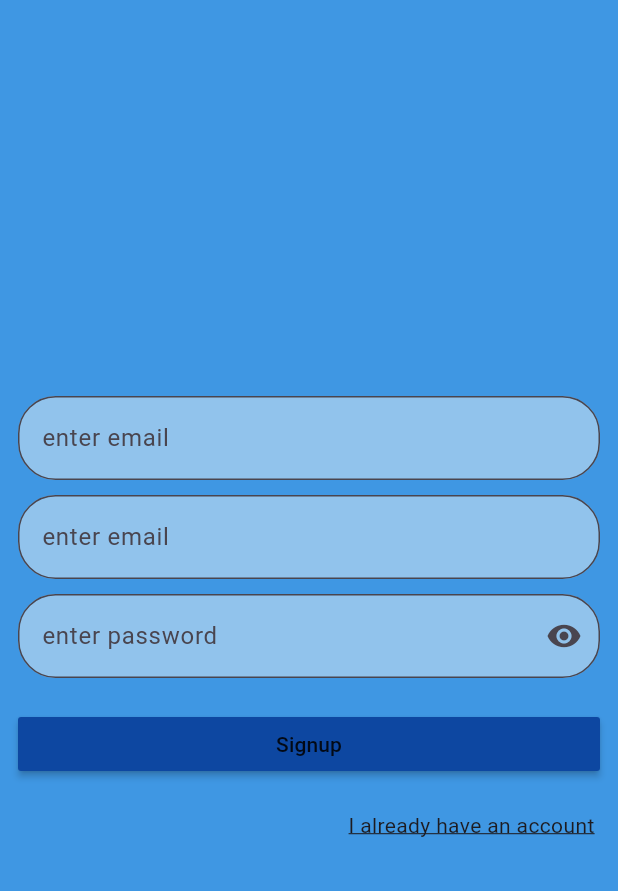
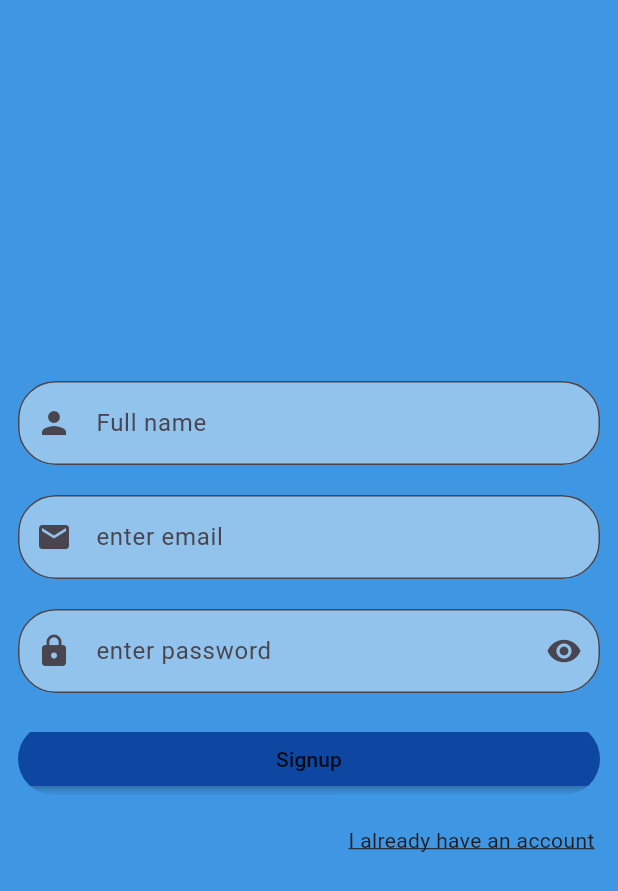
Before and after one commit to BipinL/C_house, a Flutter app: the screen it shows after launch, after a tap on "I haven't an account", on a phone screen of 412 x 824 dp. Shown: the top 891 px of the screen. Run offline on Flutter 3.47's test engine with Material 2 defaults, Android fonts, the phone set to English and light mode, and no system bars; our stand-ins replace get; network calls fail.

Commit message:
widgets created

```diff
--- a/lib/forgot_pass.dart
+++ b/lib/forgot_pass.dart
@@ -1,4 +1,5 @@
 import 'package:c_house/util/appcolor.dart';
+import 'package:c_house/widgets/virtical_gaps.dart';
 import 'package:flutter/material.dart';
 import 'package:get/get.dart';
 
@@ -31,9 +32,7 @@ class _ForgotViewState extends State<ForgotView> {
                 filled: true,
               ),
             ),
-            const SizedBox(
-              height: 10,
-            ),
+            const Vgap(),
             Row(
               children: [
                 Expanded(
--- a/lib/login.dart
+++ b/lib/login.dart
@@ -2,6 +2,8 @@ import 'package:c_house/forgot_pass.dart';
 import 'package:c_house/home.dart';
 import 'package:c_house/signup.dart';
 import 'package:c_house/util/appcolor.dart';
+import 'package:c_house/widgets/textformfield.dart';
+import 'package:c_house/widgets/virtical_gaps.dart';
 import 'package:flutter/material.dart';
 import 'package:get/get.dart';
 
@@ -30,22 +32,14 @@ class _LoginviewState extends State<Loginview> {
             //   width: Get.size.width * 0.75,
             //   height: Get.size.width * 0.75,
             // ),
+            const Mytextformfield(
+              icon: Icon(Icons.email),
+              labelText: "enter email",
+            ),
+            const Vgap(),
             TextFormField(
               decoration: InputDecoration(
-                  labelText: "enter email",
-                  border: const OutlineInputBorder(
-                    borderRadius: BorderRadius.all(
-                      Radius.circular(25),
-                    ),
-                  ),
-                  fillColor: AppColor.kPrimary,
-                  filled: true),
-            ),
-            const SizedBox(
-              height: 20,
-            ),
-            TextFormField(
-              decoration: InputDecoration(
+                prefixIcon: const Icon(Icons.lock),
                 labelText: "enter password",
                 border: const OutlineInputBorder(
                     borderRadius: BorderRadius.all(Radius.circular(25))),
@@ -57,13 +51,11 @@ class _LoginviewState extends State<Loginview> {
                       print(x);
                       setState(() {});
                     },
-                    icon: const Icon(Icons.visibility)),
+                    icon: const Icon(Icons.visibility_off)),
               ),
               obscureText: x,
             ),
-            const SizedBox(
-              height: 20,
-            ),
+            const Vgap(),
             Row(
               mainAxisAlignment: MainAxisAlignment.end,
               children: [
@@ -76,9 +68,7 @@ class _LoginviewState extends State<Loginview> {
                 ),
               ],
             ),
-            const SizedBox(
-              height: 20,
-            ),
+            const Vgap(),
             Row(
               children: [
                 Expanded(
@@ -92,9 +82,7 @@ class _LoginviewState extends State<Loginview> {
                             child: const Text("Login")))),
               ],
             ),
-            const SizedBox(
-              height: 20,
-            ),
+            const Vgap(),
             Row(
               mainAxisAlignment: MainAxisAlignment.end,
               children: [
--- a/lib/signup.dart
+++ b/lib/signup.dart
@@ -1,5 +1,7 @@
 import 'package:c_house/login.dart';
 import 'package:c_house/util/appcolor.dart';
+import 'package:c_house/widgets/textformfield.dart';
+import 'package:c_house/widgets/virtical_gaps.dart';
 import 'package:flutter/material.dart';
 import 'package:get/get.dart';
 
@@ -23,32 +25,19 @@ class _SignUpViewState extends State<SignUpView> {
         child: Column(
           mainAxisAlignment: MainAxisAlignment.center,
           children: [
+            const Mytextformfield(
+              labelText: "Full name",
+              icon: Icon(Icons.person),
+            ),
+            const Vgap(),
+            const Mytextformfield(
+              icon: Icon(Icons.email),
+              labelText: "enter email",
+            ),
+            const Vgap(),
             TextFormField(
               decoration: InputDecoration(
-                labelText: "enter email",
-                border: const OutlineInputBorder(
-                    borderRadius: BorderRadius.all(Radius.circular(25))),
-                fillColor: AppColor.kPrimary,
-                filled: true,
-              ),
-            ),
-            const SizedBox(
-              height: 10,
-            ),
-            TextFormField(
-              decoration: InputDecoration(
-                labelText: "enter email",
-                border: const OutlineInputBorder(
-                    borderRadius: BorderRadius.all(Radius.circular(25))),
-                fillColor: AppColor.kPrimary,
-                filled: true,
-              ),
-            ),
-            const SizedBox(
-              height: 10,
-            ),
-            TextFormField(
-              decoration: InputDecoration(
+                prefixIcon: const Icon(Icons.lock),
                 labelText: "enter password",
                 border: const OutlineInputBorder(
                     borderRadius: BorderRadius.all(Radius.circular(25))),
@@ -64,21 +53,20 @@ class _SignUpViewState extends State<SignUpView> {
               ),
               obscureText: x,
             ),
-            const SizedBox(
-              height: 20,
-            ),
+            const Vgap(),
             Row(
               children: [
                 Expanded(
-                    child: MaterialButton(
-                        color: Colors.blue[900],
-                        onPressed: () {},
-                        child: const Text("Signup"))),
+                    child: ClipRRect(
+                  borderRadius: BorderRadius.circular(30),
+                  child: MaterialButton(
+                      color: Colors.blue[900],
+                      onPressed: () {},
+                      child: const Text("Signup")),
+                )),
               ],
             ),
-            const SizedBox(
-              height: 20,
-            ),
+            const Vgap(),
             Row(
               mainAxisAlignment: MainAxisAlignment.end,
               children: [
--- /dev/null
+++ b/lib/widgets/textformfield.dart
@@ -0,0 +1,27 @@
+import 'package:flutter/material.dart';
+
+import '../util/appcolor.dart';
+
+class Mytextformfield extends StatelessWidget {
+  final String labelText;
+  final Icon icon;
+  const Mytextformfield({
+    required this.labelText,
+    required this.icon,
+    Key? key,
+  }) : super(key: key);
+
+  @override
+  Widget build(BuildContext context) {
+    return TextFormField(
+      decoration: InputDecoration(
+        labelText: labelText,
+        prefixIcon: icon,
+        border: const OutlineInputBorder(
+            borderRadius: BorderRadius.all(Radius.circular(25))),
+        fillColor: AppColor.kPrimary,
+        filled: true,
+      ),
+    );
+  }
+}
--- /dev/null
+++ b/lib/widgets/virtical_gaps.dart
@@ -0,0 +1,14 @@
+import 'package:flutter/material.dart';
+
+class Vgap extends StatelessWidget {
+  const Vgap({
+    Key? key,
+  }) : super(key: key);
+
+  @override
+  Widget build(BuildContext context) {
+    return const SizedBox(
+      height: 20,
+    );
+  }
+}
```
